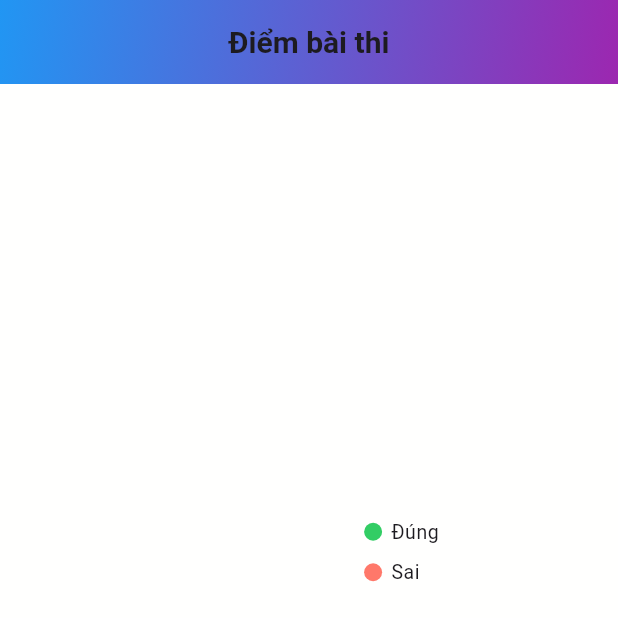
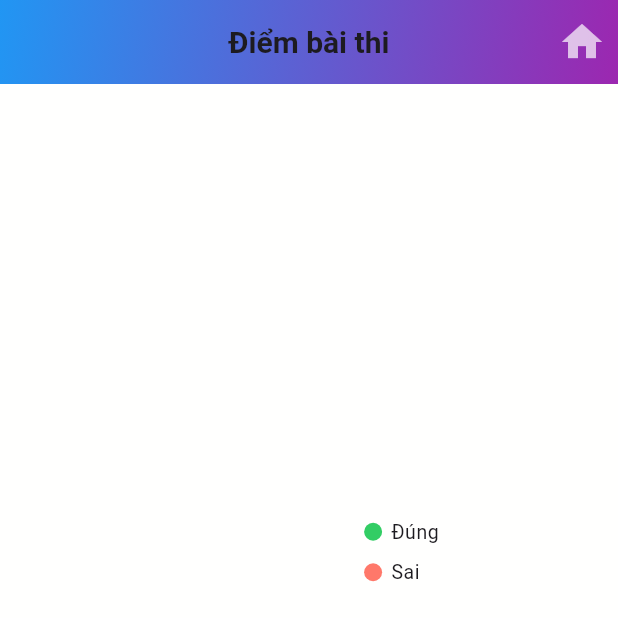
Before and after one commit to PHTA04/Multiple-Choice-Exam-Application, a Flutter app: the ScoreScreen screen opened directly with empty values, on a phone screen of 412 x 824 dp, the top half of it. Run offline on Flutter 3.47's test engine with Material 3 defaults, Android fonts, the phone set to English and light mode, and no system bars; our stand-ins replace circular_countdown_timer, cloud_firestore, dropdown_button2, extended_masked_text, firebase_auth, firebase_core and 7 more; accounts and stored records are empty.

Commit message:
update action score screen

```diff
--- a/lib/ui_student/score_screen.dart
+++ b/lib/ui_student/score_screen.dart
@@ -1,4 +1,5 @@
 import 'package:flutter/material.dart';
+import 'package:multiple_choice_exam/ui_student/home_sinhvien.dart';
 import 'package:syncfusion_flutter_charts/charts.dart';
 import 'package:multiple_choice_exam/ui_student/review_screen.dart';
 
@@ -48,6 +49,22 @@ class ScoreScreen extends StatelessWidget {
             ),
           ),
         ),
+        actions: [
+          IconButton(
+            icon: const Icon(
+                Icons.home,
+              size: 32,
+              color: Colors.white70,
+            ),
+            onPressed: () {
+              Navigator.of(context).push(
+                MaterialPageRoute(
+                  builder: (context) => const HomeSinhVien(),
+                ),
+              );
+            },
+          ),
+        ],
       ),
       body: Padding(
         padding: const EdgeInsets.all(20.0),
```
